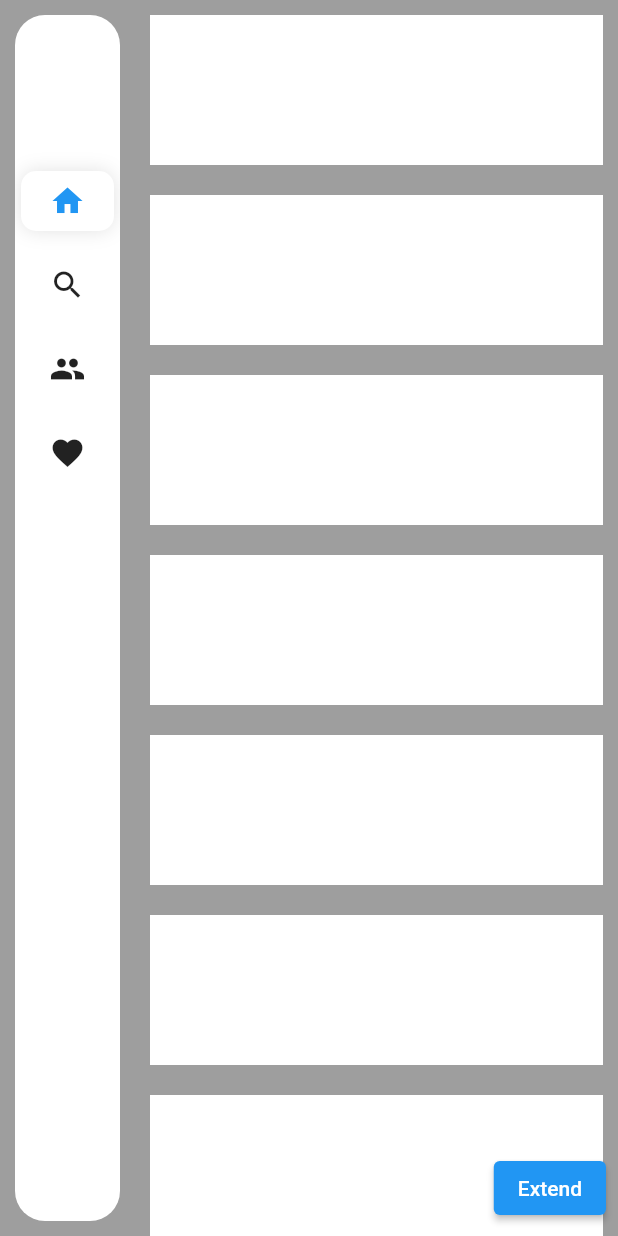
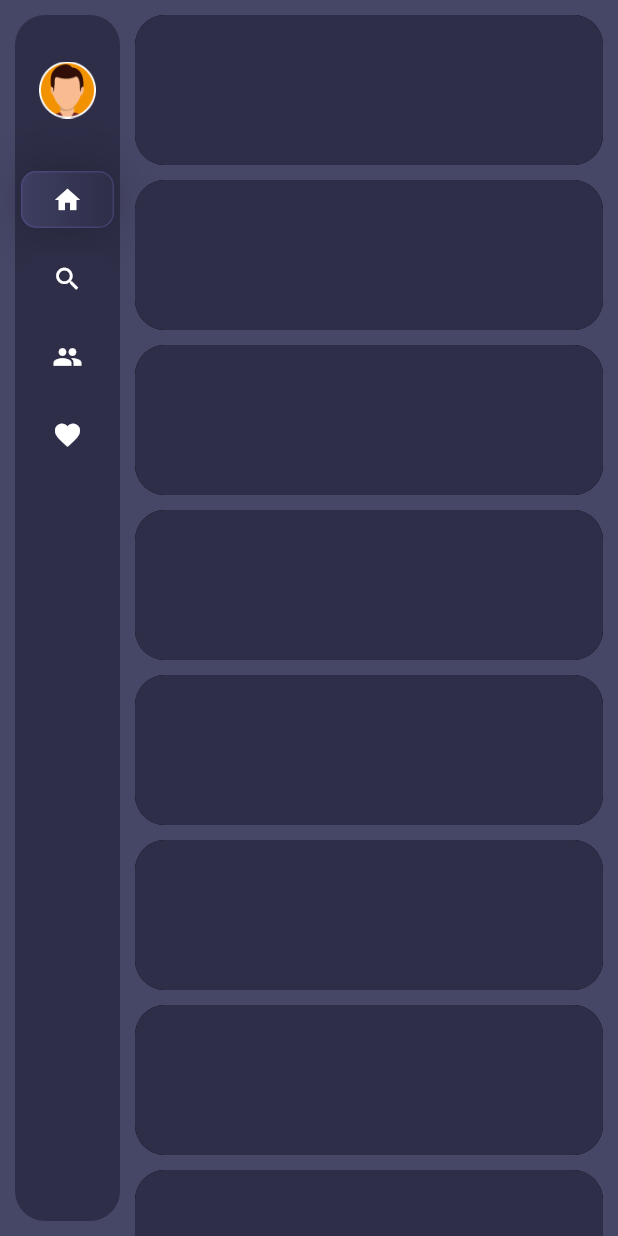
Before and after one commit to Frezyx/sidebarx, a Flutter app: the screen it shows after launch, on a phone screen of 412 x 824 dp. Run offline on Flutter 3.47's test engine with Material 2 defaults, Android fonts, the phone set to English and light mode, and no system bars.

Commit message:
Update example

```diff
--- a/example/lib/main.dart
+++ b/example/lib/main.dart
@@ -1,5 +1,10 @@
 import 'package:flutter/material.dart';
 import 'package:sidebarx/sidebarx.dart';
+
+const primaryColor = Color(0xFF685BFF);
+const canvasColor = Color(0xFF2E2E48);
+const scaffoldBackgroundColor = Color(0xFF464667);
+const accentCanvasColor = Color(0xFF3E3E61);
 
 void main() {
   runApp(MyApp());
@@ -15,10 +20,11 @@ class MyApp extends StatelessWidget {
     return MaterialApp(
       title: 'Flutter Demo',
       theme: ThemeData(
-        primarySwatch: Colors.blue,
+        primaryColor: primaryColor,
+        canvasColor: canvasColor,
+        scaffoldBackgroundColor: scaffoldBackgroundColor,
       ),
       home: Scaffold(
-        backgroundColor: Colors.grey,
         body: Stack(
           children: [
             Row(
@@ -26,25 +32,38 @@ class MyApp extends StatelessWidget {
                 SidebarX(
                   controller: _controller,
                   theme: SidebarXTheme(
+                    margin: const EdgeInsets.all(10),
                     decoration: BoxDecoration(
-                      color: Colors.white,
+                      color: canvasColor,
                       borderRadius: BorderRadius.circular(20),
                     ),
-                    margin: const EdgeInsets.all(10),
                     selectedItemDecoration: BoxDecoration(
-                      color: Colors.white,
                       borderRadius: BorderRadius.circular(10),
+                      border: Border.all(
+                        color: const Color(0xFF5F5FA7).withOpacity(0.37),
+                      ),
+                      gradient: const LinearGradient(
+                        colors: [accentCanvasColor, canvasColor],
+                      ),
                       boxShadow: [
                         BoxShadow(
-                          color: Colors.grey.withOpacity(0.3),
-                          blurRadius: 10,
+                          color: Colors.black.withOpacity(0.28),
+                          blurRadius: 30,
                         )
                       ],
                     ),
+                    iconTheme: const IconThemeData(
+                      color: Colors.white,
+                      size: 20,
+                    ),
                   ),
                   headerBuilder: (context, extended) {
-                    return Container(
+                    return SizedBox(
                       height: 100,
+                      child: Padding(
+                        padding: const EdgeInsets.all(16.0),
+                        child: Image.asset('assets/images/avatar.png'),
+                      ),
                     );
                   },
                   extendedTheme: const SidebarXTheme(
@@ -73,34 +92,47 @@ class MyApp extends StatelessWidget {
                     ),
                   ],
                 ),
-                Expanded(
-                  child: ListView.builder(
-                    itemBuilder: (context, index) => Container(
-                      height: 100,
-                      width: double.infinity,
-                      margin: const EdgeInsets.all(10),
-                      decoration: BoxDecoration(
-                        color: Theme.of(context).cardColor,
-                        boxShadow: const [BoxShadow()],
-                      ),
-                    ),
-                  ),
-                ),
+                const _ScreensExample(),
               ],
             ),
-            Padding(
-              padding: const EdgeInsets.all(8.0),
-              child: Align(
-                alignment: Alignment.bottomRight,
-                child: ElevatedButton(
-                  onPressed: () => _controller.toggleExtended(),
-                  child: Text('Extend'),
-                ),
-              ),
-            ),
+            // Padding(
+            //   padding: const EdgeInsets.all(8.0),
+            //   child: Align(
+            //     alignment: Alignment.bottomRight,
+            //     child: ElevatedButton(
+            //       onPressed: () => _controller.toggleExtended(),
+            //       child: const Text('Extend'),
+            //     ),
+            //   ),
+            // ),
           ],
         ),
       ),
     );
   }
 }
+
+class _ScreensExample extends StatelessWidget {
+  const _ScreensExample({
+    Key? key,
+  }) : super(key: key);
+
+  @override
+  Widget build(BuildContext context) {
+    return Expanded(
+      child: ListView.builder(
+        padding: const EdgeInsets.only(top: 10),
+        itemBuilder: (context, index) => Container(
+          height: 100,
+          width: double.infinity,
+          margin: const EdgeInsets.only(bottom: 10, right: 10),
+          decoration: BoxDecoration(
+            borderRadius: BorderRadius.circular(20),
+            color: Theme.of(context).canvasColor,
+            boxShadow: const [BoxShadow()],
+          ),
+        ),
+      ),
+    );
+  }
+}
--- a/example/pubspec.yaml
+++ b/example/pubspec.yaml
@@ -60,9 +60,8 @@ flutter:
   uses-material-design: true
 
   # To add assets to your application, add an assets section, like this:
-  # assets:
-  #   - images/a_dot_burr.jpeg
-  #   - images/a_dot_ham.jpeg
+  assets:
+    - assets/images/
 
   # An image asset can refer to one or more resolution-specific "variants", see
   # https://flutter.dev/assets-and-images/#resolution-aware.
```
Also changed, not shown: example/assets/images/avatar.png (added).
